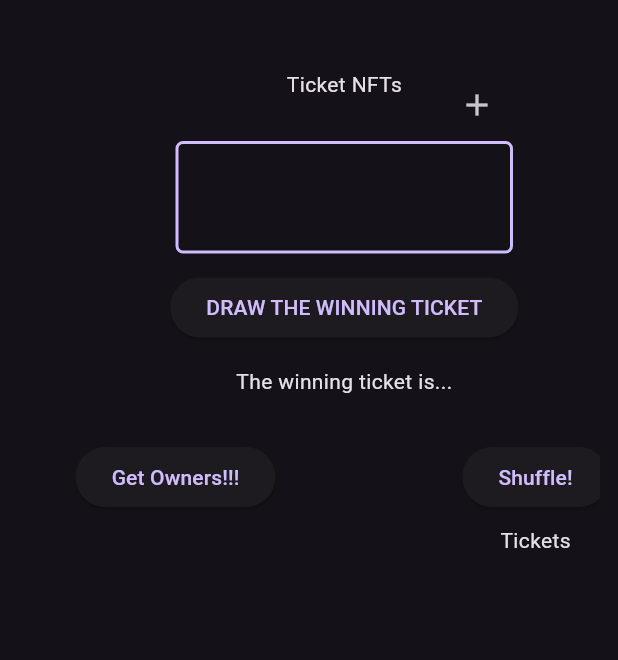
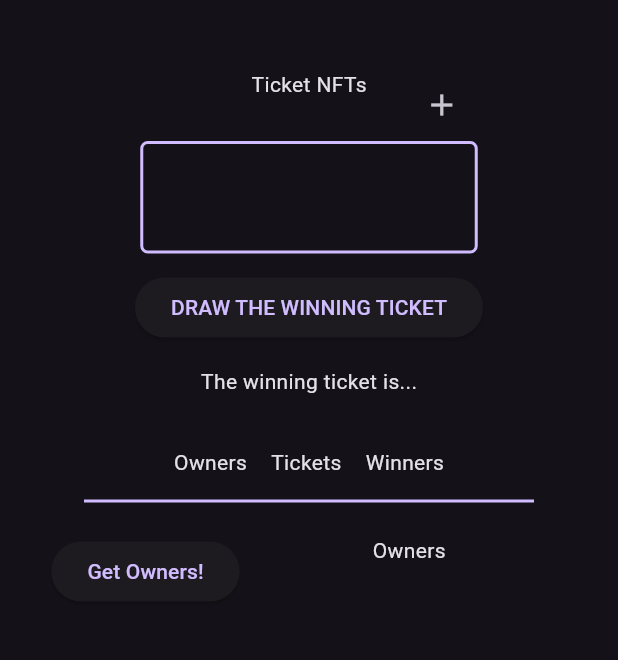
Before and after one commit to PageDAO/raffler_web_app, a Flutter app: the screen it shows after launch, on a phone screen of 412 x 824 dp, the part 84-744 px from its top. Run offline on Flutter 3.47's test engine with Material 3 defaults, Android fonts, the phone set to English and light mode, and no system bars; our stand-ins replace fluttertoast; missing offline and left inert: web3dart.

Commit message:
tabbed layout for owners|tix|winners

```diff
--- a/lib/pages/home_page/home_page.dart
+++ b/lib/pages/home_page/home_page.dart
@@ -1,4 +1,6 @@
 import 'package:Raffler/pages/home_page/widgets/alert_dialog.dart';
+import 'package:Raffler/pages/owners/owners_page.dart';
+import 'package:Raffler/pages/tickets/tickets_page.dart';
 import 'package:Raffler/services/url_launch.dart';
 import 'package:Raffler/shared/toast.dart';
 import 'package:flutter/material.dart';
@@ -33,6 +35,57 @@ class _MyHomePageState extends State<MyHomePage> {
   TextEditingController contractAddressController = TextEditingController();
   TextEditingController tokenIDController = TextEditingController();
   final TextEditingController apiKeyController = TextEditingController();
+
+  ValueNotifier<int> pageIdx = ValueNotifier(0);
+
+  getPage(int idx) {
+    switch (idx) {
+      case 0:
+        return OwnersPage(
+          apiKeyController: apiKeyController,
+          nfts: nfts,
+          owners: owners,
+          ticketsDict: ticketsDict,
+          onGetOwners: () async {
+            if (apiKeyController.text.isEmpty) {
+              showToast("Input your OpenSea API Key", context);
+            }
+            if (nfts.isEmpty) {
+              showToast("Add your NFT", context);
+            }
+            if (!fetchedOwnersList && apiKeyController.text.isNotEmpty) {
+              List<Owner>? response =
+                  await fetchNFTHolders(nfts, apiKeyController.text);
+              if (response != null) {
+                fetchedOwnersList = true;
+                owners = response;
+                ticketsDict = buildTixDict(owners); // build the tix dict
+              }
+              setState(() {
+                tixWidgetKey++;
+              });
+            }
+          },
+        );
+      case 1:
+        return TicketsPage(
+          key: Key("$tixWidgetKey"),
+          ticketsDict: shuffledTix ? shuffledTickets : ticketsDict,
+          onTicketShuffle: () {
+            shuffledTickets = shuffleTix(ticketsDict);
+            setState(() {
+              tixWidgetKey++;
+              shuffledTix = true;
+            });
+          },
+        );
+      case 2:
+        return Container();
+      // return WinnerPage();
+      default:
+      // return OwnersPage();
+    }
+  }
 
   @override
   void initState() {
@@ -353,126 +406,70 @@ class _MyHomePageState extends State<MyHomePage> {
                         height: 15,
                       ),
                       Row(
-                        mainAxisAlignment: MainAxisAlignment.center,
-                        crossAxisAlignment: CrossAxisAlignment.start,
                         children: [
-                          Column(
-                            mainAxisAlignment: MainAxisAlignment.start,
-                            mainAxisSize: MainAxisSize.min,
-                            children: [
-                              ElevatedButton(
-                                onPressed: () async {
-                                  if (apiKeyController.text.isEmpty) {
-                                    showToast(
-                                        "Input your OpenSea API Key", context);
-                                  }
-                                  if (nfts.isEmpty) {
-                                    showToast("Add your NFT", context);
-                                  }
-                                  if (!fetchedOwnersList &&
-                                      apiKeyController.text.isNotEmpty) {
-                                    List<Owner>? response =
-                                        await fetchNFTHolders(
-                                            nfts, apiKeyController.text);
-                                    if (response != null) {
-                                      fetchedOwnersList = true;
-                                      owners = response;
-                                      ticketsDict = buildTixDict(
-                                          owners); // build the tix dict
-                                    }
-                                    setState(() {
-                                      tixWidgetKey++;
-                                    });
-                                  }
+                          InkWell(
+                            borderRadius:
+                                const BorderRadius.all(Radius.circular(14)),
+                            onTap: () => {
+                              pageIdx.value = 0,
+                              pageIdx.notifyListeners(),
                             },
-                                child: const Text("Get Owners!!!"),
-                              ),
-                              const SizedBox(
-                                height: 8,
-                              ),
-                              SizedBox(
-                                // height: 500,
-                                width: 210,
-                                child: ListView.builder(
-                                  itemCount: owners.length,
-                                  shrinkWrap: true,
-                                  itemExtent: 35,
-                                  itemBuilder: (context, idx) {
-                                    return InkWell(
-                                      onTap: null,
-                                      //  () {
-                                      // print(
-                                      //     "see owner ${owners[idx].address}");
-                                      // },
                             child: Padding(
                               padding:
-                                            const EdgeInsets.only(right: 14),
-                                        child: Row(
-                                          children: [
-                                            Text(formatAddress(
-                                                owners[idx].address)),
-                                            Text(
-                                                "   Tix: ${owners[idx].quantity}   "),
-                                            if (ticketsDict.isNotEmpty)
-                                              Text(
-                                                  "${(owners[idx].quantity / ticketsDict.length * 100).toStringAsFixed(1)}%")
-                                          ],
+                                  const EdgeInsets.fromLTRB(8.0, 4, 8.0, 4),
+                              child: Text("Owners"),
                             ),
                           ),
-                                    );
+                          InkWell(
+                            borderRadius:
+                                const BorderRadius.all(Radius.circular(14)),
+                            onTap: () => {
+                              pageIdx.value = 1,
+                              pageIdx.notifyListeners(),
                             },
+                            child: Padding(
+                              padding:
+                                  const EdgeInsets.fromLTRB(8.0, 4, 8.0, 4),
+                              child: Text("Tickets"),
+                            ),
+                          ),
+                          InkWell(
+                            borderRadius:
+                                const BorderRadius.all(Radius.circular(14)),
+                            onTap: () => {
+                              pageIdx.value = 2,
+                              pageIdx.notifyListeners(),
+                            },
+                            child: Padding(
+                              padding:
+                                  const EdgeInsets.fromLTRB(8.0, 4, 8.0, 4),
+                              child: Text("Winners"),
                             ),
                           ),
                         ],
                       ),
                       const SizedBox(
-                            width: 45,
+                        height: 4,
                       ),
-                          Column(
-                            mainAxisSize: MainAxisSize.min,
-                            children: [
-                              ElevatedButton(
-                                onPressed: () async {
-                                  print("shuffle the tickets");
-                                  shuffledTickets = shuffleTix(ticketsDict);
-                                  setState(() {
-                                    tixWidgetKey++;
-                                    shuffledTix = true;
-                                  });
-                                },
-                                child: const Text("Shuffle!"),
+                      Container(
+                        width: MediaQuery.of(context).size.width,
+                        constraints: const BoxConstraints(maxWidth: 300),
+                        child: Divider(
+                          thickness: 2,
+                          color: Theme.of(context).colorScheme.primary,
+                        ),
                       ),
                       const SizedBox(
-                                height: 8,
+                        height: 15,
                       ),
-                              const Text("Tickets"),
-                              SizedBox(
-                                key: Key("$tixWidgetKey"),
-                                width: 180,
-                                child: ListView.builder(
-                                  itemCount: shuffledTix
-                                      ? shuffledTickets.length
-                                      : ticketsDict.length,
-                                  shrinkWrap: true,
-                                  itemExtent: 28,
-                                  itemBuilder: (context, idx) {
-                                    Map<int, String> tixDict = shuffledTix
-                                        ? shuffledTickets
-                                        : ticketsDict;
-                                    int ticketNum = tixDict.keys.toList()[idx];
-                                    String ownerAddress = tixDict[ticketNum]!;
-                                    return Padding(
-                                      padding: const EdgeInsets.only(right: 14),
-                                      child: Text(
-                                          "$ticketNum:   ${formatAddress(ownerAddress)}"),
-                                    );
-                                  },
-                                ),
-                              ),
-                            ],
-                          ),
-                        ],
-                      ),
+                      ValueListenableBuilder(
+                          valueListenable: pageIdx,
+                          builder: (ctx, pgIdx, __) {
+                            return ConstrainedBox(
+                                constraints:
+                                    const BoxConstraints(maxWidth: 650),
+                                child: getPage(pgIdx));
+                          }),
                       const SizedBox(
                         height: 15,
                       ),
--- /dev/null
+++ b/lib/pages/owners/owners_page.dart
@@ -0,0 +1,77 @@
+import 'package:Raffler/models/NFTContract.dart';
+import 'package:Raffler/models/owner.dart';
+import 'package:Raffler/services/string_functs.dart';
+import 'package:flutter/material.dart';
+
+class OwnersPage extends StatefulWidget {
+  final apiKeyController;
+  final List<NFT> nfts;
+  final List<Owner> owners;
+  final Map<int, String> ticketsDict;
+  final onGetOwners;
+  const OwnersPage(
+      {this.apiKeyController,
+      required this.nfts,
+      required this.owners,
+      required this.ticketsDict,
+      required this.onGetOwners,
+      super.key});
+
+  @override
+  State<OwnersPage> createState() => _OwnersPageState();
+}
+
+class _OwnersPageState extends State<OwnersPage> {
+  bool fetchedOwnersList = false;
+
+  @override
+  Widget build(BuildContext context) {
+    return Row(
+      mainAxisAlignment: MainAxisAlignment.center,
+      crossAxisAlignment: CrossAxisAlignment.start,
+      mainAxisSize: MainAxisSize.min,
+      children: [
+        ElevatedButton(
+          onPressed: () async {
+            widget.onGetOwners();
+          },
+          child: const Text("Get Owners!"),
+        ),
+        const SizedBox(
+          width: 8,
+        ),
+        Column(
+          children: [
+            const Text("Owners"),
+            SizedBox(
+              // height: 500,
+              width: 210,
+              child: ListView.builder(
+                itemCount: widget.owners.length,
+                shrinkWrap: true,
+                itemExtent: 35,
+                itemBuilder: (context, idx) {
+                  return InkWell(
+                    onTap: null,
+                    child: Padding(
+                      padding: const EdgeInsets.only(right: 14),
+                      child: Row(
+                        children: [
+                          Text(formatAddress(widget.owners[idx].address)),
+                          Text("   Tix: ${widget.owners[idx].quantity}   "),
+                          if (widget.ticketsDict.isNotEmpty)
+                            Text(
+                                "${(widget.owners[idx].quantity / widget.ticketsDict.length * 100).toStringAsFixed(1)}%")
+                        ],
+                      ),
+                    ),
+                  );
+                },
+              ),
+            ),
+          ],
+        ),
+      ],
+    );
+  }
+}
```
Also changed, not shown: lib/pages/tickets/tickets_page.dart (added, +61 -0 lines), 1 other file. Lines whose indentation alone changed are shown as unchanged.
